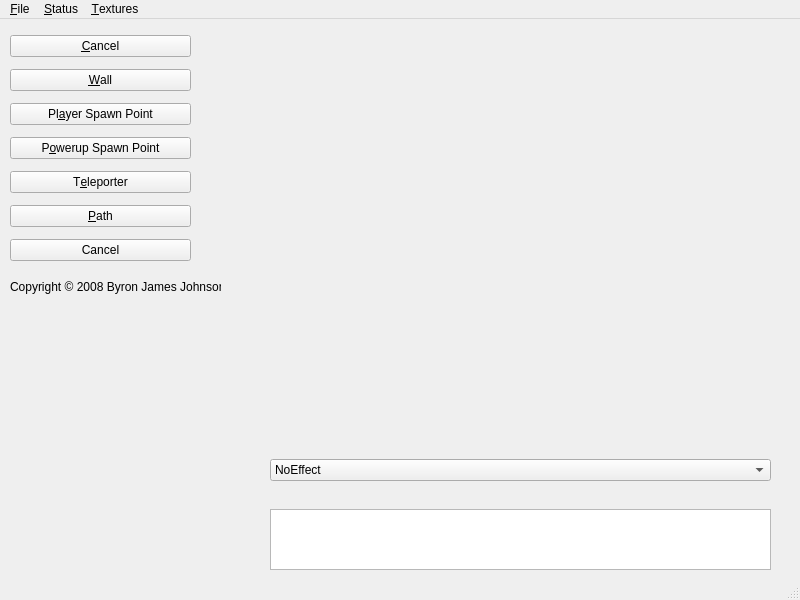
Old version of the form tankbobs-editor/tankbobs-editor.ui in the repository bairyn/tankbobs.
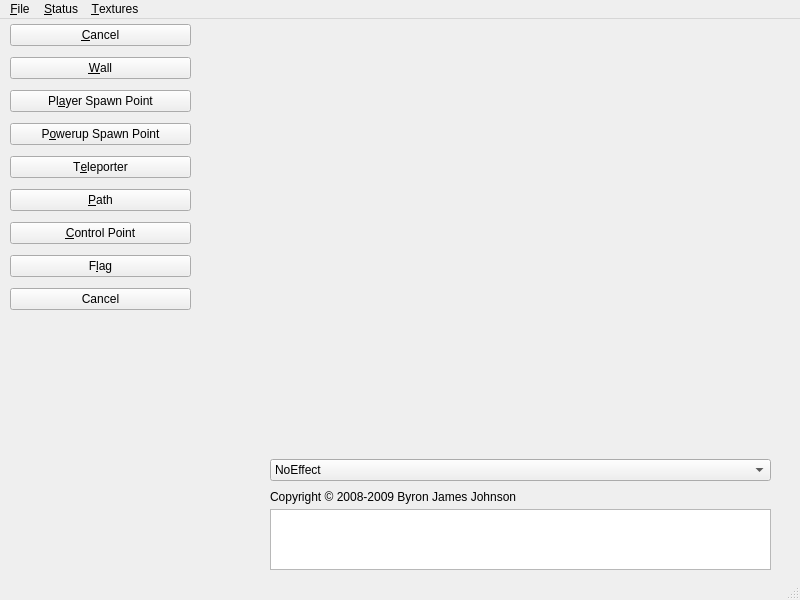
New version of the form. Icons and pictures are not drawn. Custom widgets are drawn as their Qt base class.

Commit message: Add control point and flag entity types to level editor, and add control points and flags to the current 3 levels

```diff
--- a/tankbobs-editor/tankbobs-editor.ui
+++ b/tankbobs-editor/tankbobs-editor.ui
@@ -18,14 +18,14 @@
   <property name="windowTitle" >
    <string>Untitled - tankbobs-editor</string>
   </property>
-  <widget class="QWidget" name="centralwidget" >
-   <widget class="QWidget" name="verticalLayoutWidget" >
-    <property name="geometry" >
+  <widget class="QWidget" name="centralwidget">
+   <widget class="QWidget" name="verticalLayoutWidget">
+    <property name="geometry">
      <rect>
       <x>10</x>
-      <y>10</y>
+      <y>0</y>
       <width>181</width>
-      <height>245</height>
+      <height>299</height>
      </rect>
     </property>
     <layout class="QVBoxLayout" name="verticalLayout" >
@@ -150,11 +150,51 @@
       </widget>
      </item>
      <item>
-      <widget class="QPushButton" name="cancel0" >
-       <property name="cursor" >
+      <widget class="QPushButton" name="controlPoint">
+       <property name="cursor">
         <cursorShape>UpArrowCursor</cursorShape>
        </property>
-       <property name="text" >
+       <property name="text">
+        <string>&amp;Control Point</string>
+       </property>
+       <property name="icon">
+        <iconset resource="res.qrc">
+         <normaloff>:/res/icons/c.png</normaloff>:/res/icons/c.png</iconset>
+       </property>
+       <property name="iconSize">
+        <size>
+         <width>12</width>
+         <height>12</height>
+        </size>
+       </property>
+      </widget>
+     </item>
+     <item>
+      <widget class="QPushButton" name="flag">
+       <property name="cursor">
+        <cursorShape>UpArrowCursor</cursorShape>
+       </property>
+       <property name="text">
+        <string>F&amp;lag</string>
+       </property>
+       <property name="icon">
+        <iconset resource="res.qrc">
+         <normaloff>:/res/icons/f.png</normaloff>:/res/icons/f.png</iconset>
+       </property>
+       <property name="iconSize">
+        <size>
+         <width>12</width>
+         <height>12</height>
+        </size>
+       </property>
+      </widget>
+     </item>
+     <item>
+      <widget class="QPushButton" name="cancel0">
+       <property name="cursor">
+        <cursorShape>UpArrowCursor</cursorShape>
+       </property>
+       <property name="text">
         <string>Cancel</string>
        </property>
        <property name="icon" >
@@ -184,20 +224,20 @@
      <cursorShape>CrossCursor</cursorShape>
     </property>
    </widget>
-   <widget class="QLabel" name="copyright" >
-    <property name="geometry" >
+   <widget class="QLabel" name="copyright">
+    <property name="geometry">
      <rect>
-      <x>10</x>
-      <y>260</y>
-      <width>211</width>
+      <x>270</x>
+      <y>470</y>
+      <width>261</width>
       <height>16</height>
      </rect>
     </property>
     <property name="mouseTracking" >
      <bool>true</bool>
     </property>
-    <property name="text" >
-     <string>Copyright © 2008 Byron James Johnson</string>
+    <property name="text">
+     <string>Copyright © 2008-2009 Byron James Johnson</string>
     </property>
    </widget>
    <widget class="QComboBox" name="texture" >
```
Left out of the diff: 231 changed lines with no effect on the pictures. The commit also changes 14 other files.
